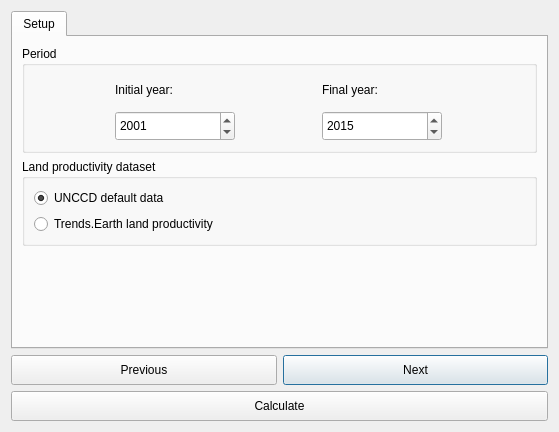
Above: LDMP/gui/DlgCalculateSDGOneStep.ui from ConservationInternational/trends.earth before the change. Below: the same form after it.
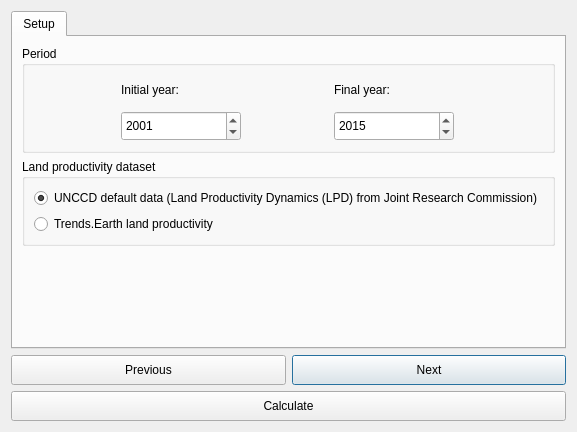
That is the form after the change.

What changed in the file:
```diff
--- a/LDMP/gui/DlgCalculateSDGOneStep.ui
+++ b/LDMP/gui/DlgCalculateSDGOneStep.ui
@@ -203,7 +203,7 @@
           <item row="0" column="0" colspan="2">
            <widget class="QRadioButton" name="radioButton_2">
             <property name="text">
-             <string>UNCCD default data</string>
+             <string>UNCCD default data (Land Productivity Dynamics (LPD) from Joint Research Commission)</string>
             </property>
             <property name="checked">
              <bool>true</bool>
```
Left out of the diff: 4 changed lines with no effect on the pictures.
